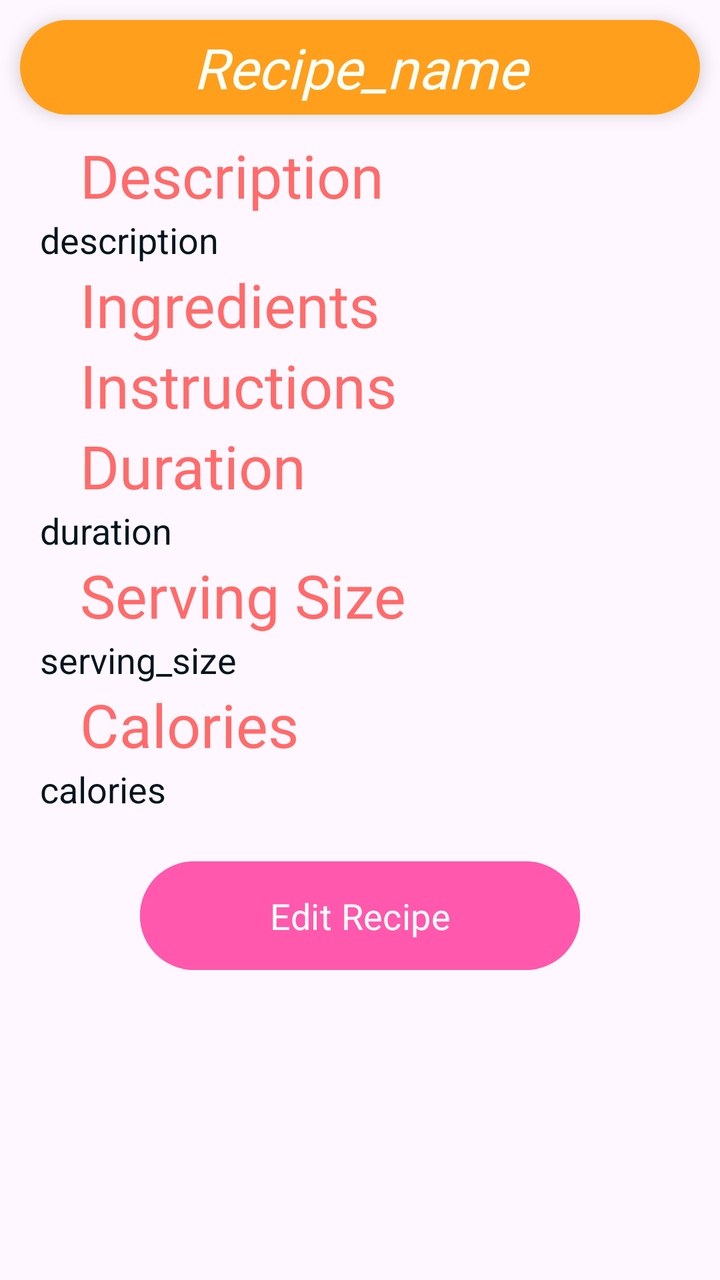
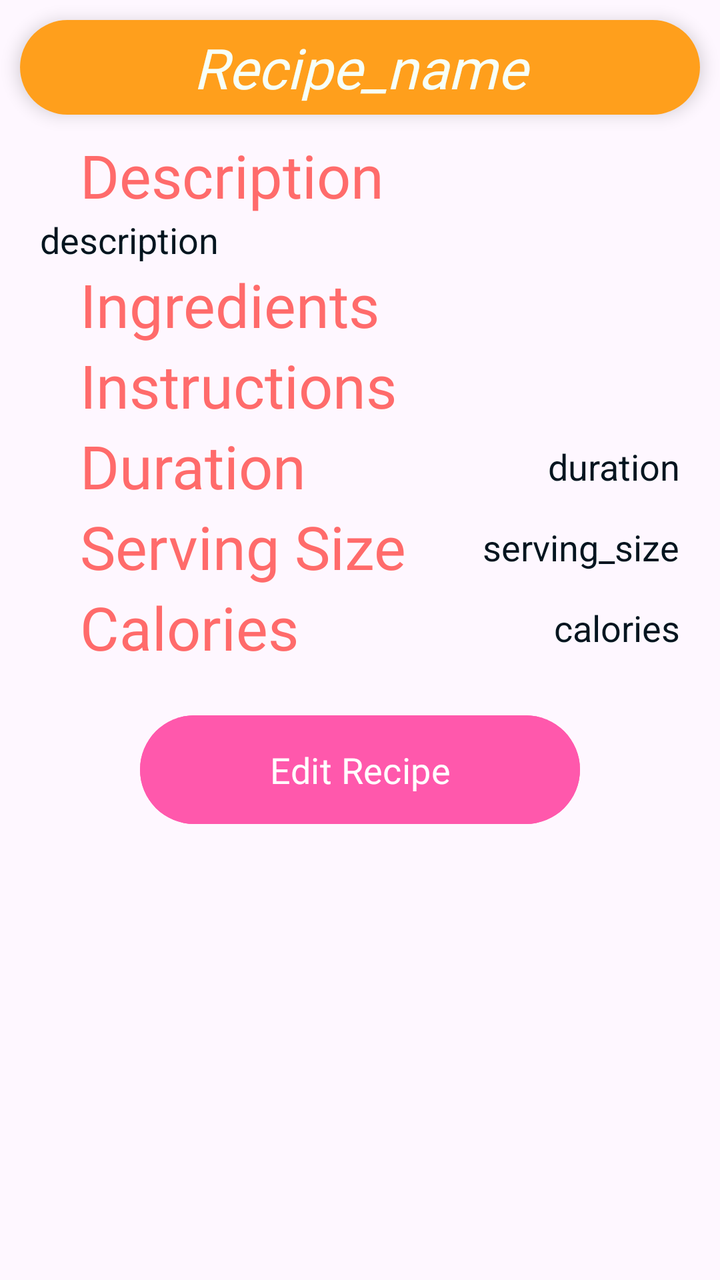

An Android layout rendered at two revisions. The XML below is the earlier revision; the diff shows what the commit changed to produce the second picture.
<!-- AndroidManifest.xml: application theme Theme.Foodie -->
<!-- res/layout/recipe_item_layout.xml -->
<?xml version="1.0" encoding="utf-8"?>
<LinearLayout xmlns:android="http://schemas.android.com/apk/res/android"
    xmlns:tools="http://schemas.android.com/tools"
    xmlns:app="http://schemas.android.com/apk/res-auto"
    android:layout_width="match_parent"
    android:layout_height="match_parent"
    android:orientation="vertical"
    android:layout_margin="10dp"
    tools:context=".fragments.recipeFragments.RecipeListFragment">

    
    <androidx.cardview.widget.CardView
        xmlns:app="http://schemas.android.com/apk/res-auto"
        android:layout_width="match_parent"
        android:layout_height="wrap_content"
        android:layout_margin="10dp"
        android:orientation="vertical"
        app:cardCornerRadius="25dp"
        app:cardElevation="5dp">

        <TextView
            android:id="@+id/recipe_name"
            android:layout_width="match_parent"
            android:layout_height="wrap_content"
            android:gravity="center"
            android:text="@string/recipe_name"
            android:textSize="28sp"
            android:background="@color/bright_orange"
            android:textStyle="italic|normal"
            android:fontFamily="@font/bagel_fat"
            android:textColor="@color/mint_cream"
            android:paddingVertical="5dp"
            />

    </androidx.cardview.widget.CardView>

    
    <TextView
        android:layout_width="match_parent"
        android:layout_height="wrap_content"
        android:text="@string/recipe_description_label"
        android:textSize="30sp"
        android:textColor="@color/grapefruit_pink"
        android:fontFamily="@font/bagel_fat"
        android:paddingHorizontal="40dp"
       />

    <TextView
        android:id="@+id/recipe_description"
        android:layout_width="match_parent"
        android:layout_height="wrap_content"
        android:text="@string/recipe_description"
        android:textColor="@color/ink_black"
        android:textSize="18sp"
        android:paddingHorizontal="20dp"
        />

    
    <TextView
        android:layout_width="match_parent"
        android:layout_height="wrap_content"
        android:text="@string/recipe_ingredients_label"
        android:textSize="30sp"
        android:textColor="@color/grapefruit_pink"
        android:fontFamily="@font/bagel_fat"
        android:paddingHorizontal="40dp"
        />

    <com.google.android.material.card.MaterialCardView
        android:id="@+id/recipe_ingredients"
        android:layout_width="match_parent"
        android:layout_height="wrap_content"
        android:text="@string/recipe_ingredients"
        android:textColor="@color/ink_black"
        android:textSize="18sp"
        android:paddingHorizontal="20dp"
        app:strokeWidth="2dp"
        app:strokeColor="@color/light_gold"
        />

    
    <TextView
        android:layout_width="match_parent"
        android:layout_height="wrap_content"
        android:text="@string/recipe_instructions_label"
        android:textSize="30sp"
        android:textColor="@color/grapefruit_pink"
        android:fontFamily="@font/bagel_fat"
        android:paddingHorizontal="40dp"
        />

    <com.google.android.material.card.MaterialCardView
        android:id="@+id/recipe_instructions"
        android:layout_width="match_parent"
        android:layout_height="wrap_content"
        android:text="@string/recipe_instructions"
        android:textColor="@color/ink_black"
        android:textSize="18sp"
        android:paddingHorizontal="20dp"
        app:strokeWidth="2dp"
        app:strokeColor="@color/light_gold"
        />

    
    <TextView
        android:layout_width="match_parent"
        android:layout_height="wrap_content"
        android:text="@string/recipe_duration_label"
        android:textSize="30sp"
        android:textColor="@color/grapefruit_pink"
        android:fontFamily="@font/bagel_fat"
        android:paddingHorizontal="40dp"
        />

    <TextView
        android:id="@+id/recipe_duration"
        android:layout_width="match_parent"
        android:layout_height="wrap_content"
        android:text="@string/recipe_duration"
        android:textColor="@color/ink_black"
        android:textSize="18sp"
        android:paddingHorizontal="20dp"
        />

    
    <TextView
        android:layout_width="match_parent"
        android:layout_height="wrap_content"
        android:text="@string/recipe_serving_label"
        android:textSize="30sp"
        android:textColor="@color/grapefruit_pink"
        android:fontFamily="@font/bagel_fat"
        android:paddingHorizontal="40dp"
        />

    <TextView
        android:id="@+id/recipe_serving"
        android:layout_width="match_parent"
        android:layout_height="wrap_content"
        android:text="@string/recipe_serving"
        android:textColor="@color/ink_black"
        android:textSize="18sp"
        android:paddingHorizontal="20dp"
        />

    
    <TextView
        android:layout_width="match_parent"
        android:layout_height="wrap_content"
        android:text="@string/recipe_calories_label"
        android:textSize="30sp"
        android:textColor="@color/grapefruit_pink"
        android:fontFamily="@font/bagel_fat"
        android:paddingHorizontal="40dp"
        />

    <TextView
        android:id="@+id/recipe_calories"
        android:layout_width="match_parent"
        android:layout_height="wrap_content"
        android:text="@string/recipe_calories"
        android:textColor="@color/ink_black"
        android:textSize="18sp"
        android:paddingHorizontal="20dp"
        />

    
    <Button
        android:id="@+id/edit_recipe_item_btn"
        android:layout_width="match_parent"
        android:layout_height="wrap_content"
        android:layout_marginHorizontal="70dp"
        android:layout_gravity="bottom|center"
        android:layout_marginVertical="20dp"
        android:backgroundTint="@color/blush_pop"
        android:fontFamily="@font/bagel_fat"
        android:padding="15dp"
        android:text="@string/edit_recipe_item"
        android:textSize="18sp" />

</LinearLayout>
<!-- resources referenced by this layout -->
<resources>
  <color name="blush_pop">#FF58AC</color>
  <color name="bright_orange">#FF9F1C</color>
  <color name="grapefruit_pink">#FF6B6B</color>
  <color name="ink_black">#04151F</color>
  <color name="light_gold">#F4E285</color>
  <color name="mint_cream">#F7FFF7</color>
  <string name="edit_recipe_item">Edit Recipe</string>
  <string name="recipe_calories">calories</string>
  <string name="recipe_calories_label">Calories</string>
  <string name="recipe_description">description</string>
  <string name="recipe_description_label">Description</string>
  <string name="recipe_duration">duration</string>
  <string name="recipe_duration_label">Duration</string>
  <string name="recipe_ingredients">ingredients</string>
  <string name="recipe_ingredients_label">Ingredients</string>
  <string name="recipe_instructions">instructions</string>
  <string name="recipe_instructions_label">Instructions</string>
  <string name="recipe_name">Recipe_name</string>
  <string name="recipe_serving">serving_size</string>
  <string name="recipe_serving_label">Serving Size</string>
  <style name="Theme.Foodie" parent="Base.Theme.Foodie" />
  <style name="Base.Theme.Foodie" parent="Theme.Material3.DayNight.NoActionBar">
          
          
      </style>
</resources>

<!-- the commit's change to res/layout/recipe_item_layout.xml (unified diff, before → after) -->
@@ -99,70 +99,105 @@
         android:paddingHorizontal="20dp"
         app:strokeWidth="2dp"
         app:strokeColor="@color/light_gold"
-        />
-
-    
-    <TextView
-        android:layout_width="match_parent"
-        android:layout_height="wrap_content"
-        android:text="@string/recipe_duration_label"
-        android:textSize="30sp"
-        android:textColor="@color/grapefruit_pink"
-        android:fontFamily="@font/bagel_fat"
-        android:paddingHorizontal="40dp"
-        />
-
-    <TextView
-        android:id="@+id/recipe_duration"
-        android:layout_width="match_parent"
-        android:layout_height="wrap_content"
-        android:text="@string/recipe_duration"
-        android:textColor="@color/ink_black"
-        android:textSize="18sp"
-        android:paddingHorizontal="20dp"
-        />
-
-    
-    <TextView
-        android:layout_width="match_parent"
-        android:layout_height="wrap_content"
-        android:text="@string/recipe_serving_label"
-        android:textSize="30sp"
-        android:textColor="@color/grapefruit_pink"
-        android:fontFamily="@font/bagel_fat"
-        android:paddingHorizontal="40dp"
-        />
-
-    <TextView
-        android:id="@+id/recipe_serving"
-        android:layout_width="match_parent"
-        android:layout_height="wrap_content"
-        android:text="@string/recipe_serving"
-        android:textColor="@color/ink_black"
-        android:textSize="18sp"
-        android:paddingHorizontal="20dp"
-        />
-
-    
-    <TextView
-        android:layout_width="match_parent"
-        android:layout_height="wrap_content"
-        android:text="@string/recipe_calories_label"
-        android:textSize="30sp"
-        android:textColor="@color/grapefruit_pink"
-        android:fontFamily="@font/bagel_fat"
-        android:paddingHorizontal="40dp"
-        />
-
-    <TextView
-        android:id="@+id/recipe_calories"
-        android:layout_width="match_parent"
-        android:layout_height="wrap_content"
-        android:text="@string/recipe_calories"
-        android:textColor="@color/ink_black"
-        android:textSize="18sp"
-        android:paddingHorizontal="20dp"
-        />
+        app:background="@color/lemon_chiffon"
+        app:cornerRadius="15dp"
+        />
+
+    
+    <RelativeLayout
+        android:layout_width="match_parent"
+        android:layout_height="wrap_content"
+        android:orientation="horizontal">
+
+        <TextView
+            android:id="@+id/duration_label"
+            android:layout_width="wrap_content"
+            android:layout_height="wrap_content"
+            android:text="@string/recipe_duration_label"
+            android:textSize="30sp"
+            android:textColor="@color/grapefruit_pink"
+            android:fontFamily="@font/bagel_fat"
+            android:paddingHorizontal="40dp"
+            />
+
+        <TextView
+            android:id="@+id/recipe_duration"
+            android:layout_width="wrap_content"
+            android:layout_height="wrap_content"
+            android:text="@string/recipe_duration"
+            android:textColor="@color/ink_black"
+            android:textSize="18sp"
+            android:layout_marginBottom="7.5dp"
+            android:layout_alignParentRight="true"
+            android:layout_alignBottom="@id/duration_label"
+            android:paddingHorizontal="20dp"
+            />
+
+    </RelativeLayout>
+
+    
+    <RelativeLayout
+        android:layout_width="match_parent"
+        android:layout_height="wrap_content"
+        android:orientation="horizontal">
+
+
+        <TextView
+            android:id="@+id/serving_label"
+            android:layout_width="wrap_content"
+            android:layout_height="wrap_content"
+            android:text="@string/recipe_serving_label"
+            android:textSize="30sp"
+            android:textColor="@color/grapefruit_pink"
+            android:fontFamily="@font/bagel_fat"
+            android:paddingHorizontal="40dp"
+            />
+
+        <TextView
+            android:id="@+id/recipe_serving"
+            android:layout_width="wrap_content"
+            android:layout_height="wrap_content"
+            android:text="@string/recipe_serving"
+            android:textColor="@color/ink_black"
+            android:textSize="18sp"
+            android:layout_marginBottom="7.5dp"
+            android:layout_alignParentRight="true"
+            android:layout_alignBottom="@id/serving_label"
+            android:paddingHorizontal="20dp"
+            />
+    </RelativeLayout>
+
+    
+    <RelativeLayout
+        android:layout_width="match_parent"
+        android:layout_height="wrap_content"
+        android:orientation="horizontal">
+
+
+        <TextView
+            android:id="@+id/calories_label"
+            android:layout_width="wrap_content"
+            android:layout_height="wrap_content"
+            android:text="@string/recipe_calories_label"
+            android:textSize="30sp"
+            android:textColor="@color/grapefruit_pink"
+            android:fontFamily="@font/bagel_fat"
+            android:paddingHorizontal="40dp"
+            />
+
+        <TextView
+            android:id="@+id/recipe_calories"
+            android:layout_width="wrap_content"
+            android:layout_height="wrap_content"
+            android:text="@string/recipe_calories"
+            android:textColor="@color/ink_black"
+            android:textSize="18sp"
+            android:layout_marginBottom="7.5dp"
+            android:layout_alignParentRight="true"
+            android:layout_alignBottom="@id/calories_label"
+            android:paddingHorizontal="20dp"
+            />
+    </RelativeLayout>
 
     
     <Button
@@ -176,6 +211,199 @@
         android:fontFamily="@font/bagel_fat"
         android:padding="15dp"
         android:text="@string/edit_recipe_item"
-        android:textSize="18sp" />
+        android:textSize="18sp"
+        android:actionLayout="@layout/update_recipe_layout"/>
 
 </LinearLayout>
+<!-- res/layout/update_recipe_layout.xml (included above) -->
+<?xml version="1.0" encoding="utf-8"?>
+<LinearLayout xmlns:android="http://schemas.android.com/apk/res/android"
+    xmlns:tools="http://schemas.android.com/tools"
+    android:layout_width="match_parent"
+    android:layout_height="match_parent"
+    xmlns:app="http://schemas.android.com/apk/res-auto"
+    android:orientation="vertical"
+    android:layout_margin="10dp"
+    tools:context=".fragments.recipeFragments.EditRecipeFragment">
+
+    
+    <androidx.cardview.widget.CardView
+        xmlns:app="http://schemas.android.com/apk/res-auto"
+        android:layout_width="match_parent"
+        android:layout_height="wrap_content"
+        android:layout_margin="10dp"
+        android:orientation="vertical"
+        app:cardCornerRadius="25dp"
+        app:cardElevation="5dp">
+
+        <TextView
+            android:id="@+id/recipe_name"
+            android:layout_width="match_parent"
+            android:layout_height="wrap_content"
+            android:gravity="center"
+            android:text="@string/recipe_name"
+            android:textSize="28sp"
+            android:background="@color/bright_orange"
+            android:textStyle="italic|normal"
+            android:fontFamily="@font/bagel_fat"
+            android:textColor="@color/mint_cream"
+            android:paddingVertical="5dp"
+            />
+
+    </androidx.cardview.widget.CardView>
+
+    
+    <TextView
+        android:layout_width="match_parent"
+        android:layout_height="wrap_content"
+        android:text="@string/recipe_description_label"
+        android:textSize="30sp"
+        android:textColor="@color/grapefruit_pink"
+        android:fontFamily="@font/bagel_fat"
+        android:paddingHorizontal="40dp"
+        />
+
+    <EditText
+        android:id="@+id/recipe_description"
+        android:inputType="text"
+        android:hint="@string/recipe_description"
+        android:autofillHints="@string/recipe_description"
+        android:layout_width="match_parent"
+        android:layout_height="wrap_content"
+        android:textColor="@color/ink_black"
+        android:textSize="20sp"
+        android:paddingHorizontal="20dp"
+        />
+
+    
+    <TextView
+        android:layout_width="match_parent"
+        android:layout_height="wrap_content"
+        android:text="@string/recipe_ingredients_label"
+        android:textSize="30sp"
+        android:textColor="@color/grapefruit_pink"
+        android:fontFamily="@font/bagel_fat"
+        android:paddingHorizontal="40dp"
+        />
+
+    <EditText
+        android:id="@+id/recipe_ingredients"
+        android:inputType="text"
+        android:hint="@string/recipe_ingredients"
+        android:autofillHints="@string/recipe_ingredients"
+        android:layout_width="match_parent"
+        android:layout_height="wrap_content"
+        android:textColor="@color/ink_black"
+        android:textSize="20sp"
+        android:paddingHorizontal="20dp"
+        />
+
+    
+    <TextView
+        android:layout_width="match_parent"
+        android:layout_height="wrap_content"
+        android:text="@string/recipe_instructions_label"
+        android:textSize="30sp"
+        android:textColor="@color/grapefruit_pink"
+        android:fontFamily="@font/bagel_fat"
+        android:paddingHorizontal="40dp"
+        />
+
+    <EditText
+        android:id="@+id/recipe_instructions"
+        android:inputType="text"
+        android:hint="@string/recipe_instructions"
+        android:autofillHints="@string/recipe_instructions"
+        android:layout_width="match_parent"
+        android:layout_height="wrap_content"
+        android:textColor="@color/ink_black"
+        android:textSize="20sp"
+        android:paddingHorizontal="20dp"
+
+        />
+
+    
+    <TextView
+        android:layout_width="match_parent"
+        android:layout_height="wrap_content"
+        android:text="@string/recipe_duration_label"
+        android:textSize="30sp"
+        android:textColor="@color/grapefruit_pink"
+        android:fontFamily="@font/bagel_fat"
+        android:paddingHorizontal="40dp"
+        />
+
+    <EditText
+        android:id="@+id/recipe_duration"
+        android:inputType="text"
+        android:hint="@string/recipe_duration"
+        android:autofillHints="@string/recipe_duration"
+        android:layout_width="match_parent"
+        android:layout_height="wrap_content"
+        android:textColor="@color/ink_black"
+        android:textSize="20sp"
+        android:paddingHorizontal="20dp"
+        />
+
+    
+    <TextView
+        android:layout_width="match_parent"
+        android:layout_height="wrap_content"
+        android:text="@string/recipe_serving_label"
+        android:textSize="30sp"
+        android:textColor="@color/grapefruit_pink"
+        android:fontFamily="@font/bagel_fat"
+        android:paddingHorizontal="40dp"
+        />
+
+    <EditText
+        android:id="@+id/recipe_serving"
+        android:inputType="text"
+        android:hint="@string/recipe_serving"
+        android:autofillHints="@string/recipe_serving"
+        android:layout_width="match_parent"
+        android:layout_height="wrap_content"
+        android:textColor="@color/ink_black"
+        android:textSize="20sp"
+        android:paddingHorizontal="20dp"
+        />
+
+    
+    <TextView
+        android:layout_width="match_parent"
+        android:layout_height="wrap_content"
+        android:text="@string/recipe_calories_label"
+        android:textSize="30sp"
+        android:textColor="@color/grapefruit_pink"
+        android:fontFamily="@font/bagel_fat"
+        android:paddingHorizontal="40dp"
+        />
+
+    <EditText
+        android:id="@+id/recipe_calories"
+        android:labelFor="@id/recipe_calories"
+        android:inputType="text"
+        android:hint="@string/recipe_calories"
+        android:autofillHints="@string/recipe_calories"
+        android:layout_width="match_parent"
+        android:layout_height="wrap_content"
+        android:textColor="@color/ink_black"
+        android:textSize="20sp"
+        android:paddingHorizontal="20dp"
+        />
+
+    
+    <Button
+        android:id="@+id/edit_recipe_item_btn"
+        android:layout_width="match_parent"
+        android:layout_height="wrap_content"
+        android:layout_marginHorizontal="70dp"
+        android:layout_gravity="bottom|center"
+        android:layout_marginVertical="20dp"
+        android:backgroundTint="@color/blush_pop"
+        android:fontFamily="@font/bagel_fat"
+        android:padding="15dp"
+        android:text="@string/save"
+        android:textSize="20sp" />
+
+</LinearLayout>
<!-- resource entries referenced after the edit -->
@@ -4,6 +4,7 @@
   <color name="bright_orange">#FF9F1C</color>
   <color name="grapefruit_pink">#FF6B6B</color>
   <color name="ink_black">#04151F</color>
+  <color name="lemon_chiffon">#FCF6BD</color>
   <color name="light_gold">#F4E285</color>
   <color name="mint_cream">#F7FFF7</color>
   <string name="edit_recipe_item">Edit Recipe</string>
@@ -20,6 +21,7 @@
   <string name="recipe_name">Recipe_name</string>
   <string name="recipe_serving">serving_size</string>
   <string name="recipe_serving_label">Serving Size</string>
+  <string name="save">Save</string>
   <style name="Theme.Foodie" parent="Base.Theme.Foodie" />
   <style name="Base.Theme.Foodie" parent="Theme.Material3.DayNight.NoActionBar">
           
